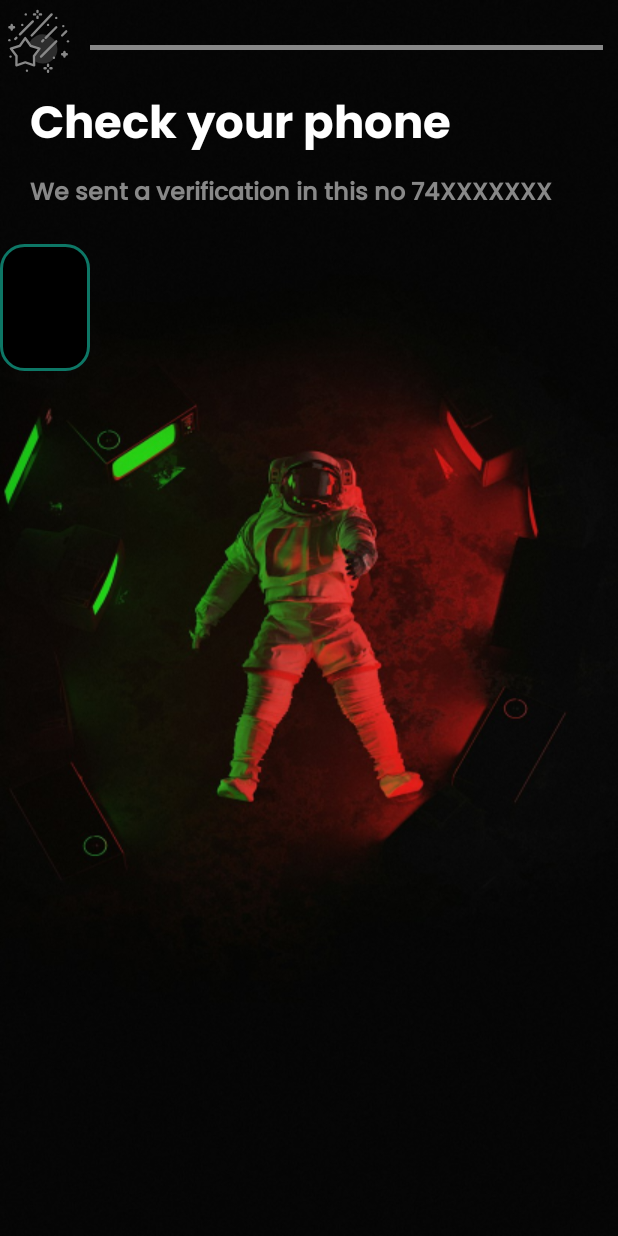
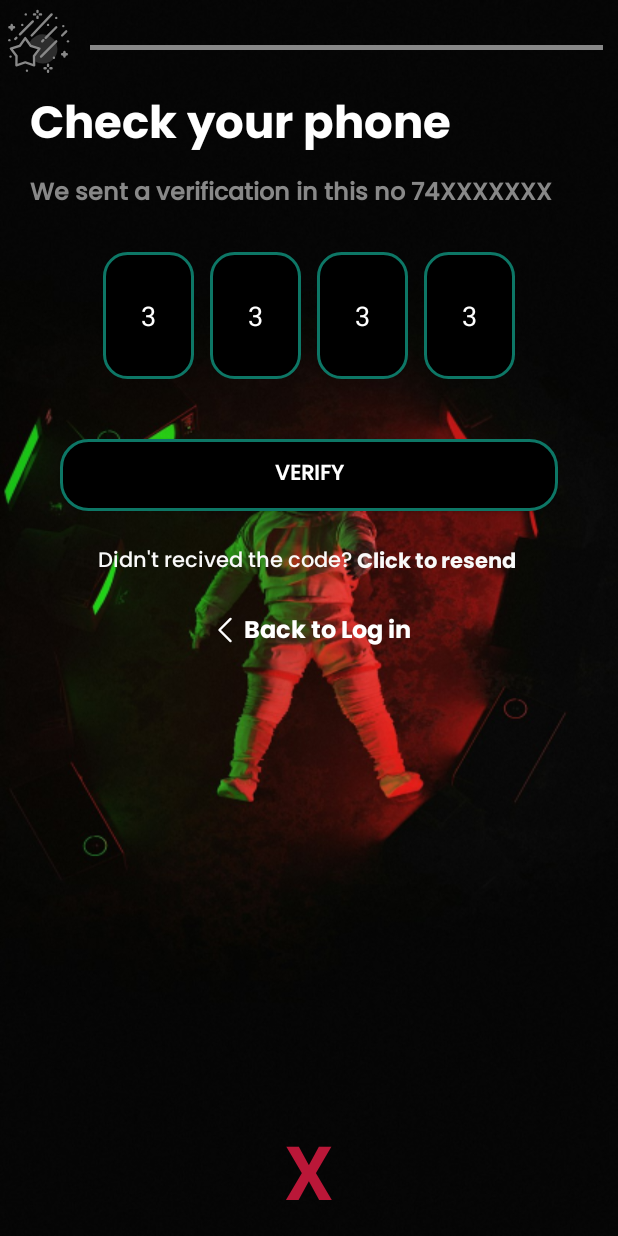
Before and after one commit to mrAyush1804/Spaceloginpageusingsqllite, an Android app: the MainActivity3 screen opened directly, with no data from a screen before it, on a phone screen of 412 x 824 dp. Run offline under Robolectric (Android 15) with nearby library versions, the phone set to English and light mode, and no system bars.

Commit message:
Otp Page

```diff
--- a/app/src/main/java/com/example/loginsingupwithotp/MainActivity2.kt
+++ b/app/src/main/java/com/example/loginsingupwithotp/MainActivity2.kt
@@ -1,6 +1,9 @@
 package com.example.loginsingupwithotp
 
+import android.annotation.SuppressLint
+import android.content.Intent
 import android.os.Bundle
+import android.widget.Button
 import androidx.activity.enableEdgeToEdge
 import androidx.appcompat.app.AppCompatActivity
 import androidx.core.content.ContextCompat
@@ -9,6 +12,7 @@ import androidx.core.view.WindowInsetsCompat
 
 @Suppress("DEPRECATION")
 class MainActivity2 : AppCompatActivity() {
+    @SuppressLint("MissingInflatedId")
     override fun onCreate(savedInstanceState: Bundle?) {
         window.statusBarColor=ContextCompat.getColor(this,R.color.black)
         super.onCreate(savedInstanceState)
@@ -19,5 +23,10 @@ class MainActivity2 : AppCompatActivity() {
             v.setPadding(systemBars.left, systemBars.top, systemBars.right, systemBars.bottom)
             insets
         }
+        val btnsingup = findViewById<Button>(R.id.singupButton_first)
+        btnsingup.setOnClickListener {
+            val intent= Intent(this, MainActivity3::class.java)
+            startActivity(intent)
+        }
     }
 }
--- a/app/src/main/java/com/example/loginsingupwithotp/MainActivity3.kt
+++ b/app/src/main/java/com/example/loginsingupwithotp/MainActivity3.kt
@@ -3,13 +3,16 @@ package com.example.loginsingupwithotp
 import android.os.Bundle
 import androidx.activity.enableEdgeToEdge
 import androidx.appcompat.app.AppCompatActivity
+import androidx.core.content.ContextCompat
 import androidx.core.view.ViewCompat
 import androidx.core.view.WindowInsetsCompat
 
+@Suppress("DEPRECATION")
 class MainActivity3 : AppCompatActivity() {
     override fun onCreate(savedInstanceState: Bundle?) {
+        window.statusBarColor = ContextCompat.getColor(this, R.color.black)
         super.onCreate(savedInstanceState)
-        enableEdgeToEdge()
+
         setContentView(R.layout.activity_main3)
         ViewCompat.setOnApplyWindowInsetsListener(findViewById(R.id.main)) { v, insets ->
             val systemBars = insets.getInsets(WindowInsetsCompat.Type.systemBars())
--- /dev/null
+++ b/app/src/main/res/drawable/arrow_left.xml
@@ -0,0 +1,13 @@
+<vector xmlns:android="http://schemas.android.com/apk/res/android"
+    android:width="24dp"
+    android:height="24dp"
+    android:viewportWidth="24"
+    android:viewportHeight="24">
+  <path
+      android:pathData="M15.5,19L8.5,12L15.5,5"
+      android:strokeLineJoin="round"
+      android:strokeWidth="1.5"
+      android:fillColor="#00000000"
+      android:strokeColor="#2F2D2C"
+      android:strokeLineCap="round"/>
+</vector>
--- a/app/src/main/res/layout/activity_main2.xml
+++ b/app/src/main/res/layout/activity_main2.xml
@@ -19,7 +19,7 @@
             android:layout_width="50dp"
             android:layout_height="50dp"
             android:src="@drawable/star__1_"
-            android:tint="@color/default_shape_inactive_color" />
+            app:tint="@color/default_shape_inactive_color" />
 
 
         <View
@@ -138,7 +138,7 @@
 
 
         <androidx.appcompat.widget.AppCompatButton
-            android:id="@+id/LoginButton_first"
+            android:id="@+id/singupButton_first"
             android:layout_width="match_parent"
             android:layout_height="wrap_content"
             android:layout_below="@id/edittext_password"
@@ -157,7 +157,7 @@
             android:id="@+id/lennear_first"
             android:layout_width="match_parent"
             android:layout_height="wrap_content"
-            android:layout_below="@id/LoginButton_first"
+            android:layout_below="@id/singupButton_first"
             android:layout_marginTop="30dp"
             android:gravity="center_horizontal"
             android:orientation="horizontal">
--- a/app/src/main/res/layout/activity_main3.xml
+++ b/app/src/main/res/layout/activity_main3.xml
@@ -8,21 +8,19 @@
     tools:context=".MainActivity3">
 
 
-
     <RelativeLayout
         android:layout_width="match_parent"
         android:layout_height="match_parent"
         android:background="@drawable/space3">
 
 
-
         <ImageView
             android:id="@+id/iamge_star"
             android:layout_width="50dp"
             android:layout_height="50dp"
+            android:layout_marginTop="3dp"
             android:src="@drawable/star__1_"
-            app:tint="@color/default_shape_inactive_color"
-            android:layout_marginTop="3dp"/>
+            app:tint="@color/default_shape_inactive_color" />
 
 
         <View
@@ -33,7 +31,6 @@
             android:layout_marginTop="30dp"
             android:layout_toRightOf="@id/iamge_star"
             android:background="@color/default_shape_inactive_color" />
-
 
 
         <TextView
@@ -65,23 +62,174 @@
 
 
         <RelativeLayout
+            android:id="@+id/relative_otp"
             android:layout_width="match_parent"
             android:layout_height="wrap_content"
             android:layout_below="@id/text_welocome"
+
+            android:layout_centerHorizontal="true"
+            android:layout_marginTop="25dp"
+            android:gravity="center_horizontal">
+
+            <EditText
+                android:id="@+id/otp1"
+                android:layout_width="wrap_content"
+                android:layout_height="wrap_content"
+                android:layout_marginHorizontal="5dp"
+                android:hint="3"
+                android:textColorHint="@color/white"
+                android:maxLength="1"
+                android:background="@drawable/otpboxdegin"
+                android:paddingHorizontal="25dp"
+                android:paddingVertical="30dp" />
+
+            <EditText
+                android:id="@+id/otp2"
+                android:layout_width="wrap_content"
+                android:layout_height="wrap_content"
+                android:layout_marginHorizontal="5dp"
+                android:layout_toRightOf="@id/otp1"
+                android:hint="3"
+                android:maxLength="1"
+                android:textColorHint="@color/white"
+                android:background="@drawable/otpboxdegin"
+                android:paddingHorizontal="25dp"
+                android:paddingVertical="30dp" />
+
+            <EditText
+                android:id="@+id/otp3"
+                android:layout_width="wrap_content"
+                android:layout_height="wrap_content"
+                android:layout_marginHorizontal="5dp"
+                android:layout_toRightOf="@id/otp2"
+                android:hint="3"
+                android:maxLength="1"
+                android:textColorHint="@color/white"
+                android:background="@drawable/otpboxdegin"
+                android:paddingHorizontal="25dp"
+                android:paddingVertical="30dp" />
+
+            <EditText
+                android:id="@+id/otp4"
+                android:layout_width="wrap_content"
+                android:layout_height="wrap_content"
+                android:layout_marginHorizontal="5dp"
+                android:layout_toRightOf="@id/otp3"
+                android:hint="3"
+                android:maxLength="1"
+                android:textColorHint="@color/white"
+                android:background="@drawable/otpboxdegin"
+                android:paddingHorizontal="25dp"
+                android:paddingVertical="30dp" />
+
+
+        </RelativeLayout>
+
+        <androidx.appcompat.widget.AppCompatButton
+            android:id="@+id/verify_first"
+            android:layout_width="match_parent"
+            android:layout_height="wrap_content"
+            android:layout_below="@id/relative_otp"
+            android:layout_centerHorizontal="true"
+            android:layout_marginHorizontal="40dp"
+            android:layout_marginTop="40dp"
+            android:background="@drawable/btndegin"
+            android:fontFamily="@font/poppins_medium"
+            android:paddingHorizontal="50dp"
+            android:text="verify"
+            android:textColor="@color/white"
+            android:textStyle="bold" />
+
+        <RelativeLayout
+            android:id="@+id/relative_click_to_resend"
+            android:layout_width="wrap_content"
+            android:layout_height="wrap_content"
+            android:layout_below="@id/verify_first"
+            android:gravity="center_horizontal"
+            android:layout_centerHorizontal="true"
             android:layout_marginTop="20dp">
 
-            <EditText
+            <TextView
+                android:id="@+id/dint_recive_otp"
                 android:layout_width="wrap_content"
                 android:layout_height="wrap_content"
-                android:paddingHorizontal="30dp"
-                android:paddingVertical="30dp"
-                android:background="@drawable/otpboxdegin"/>
+                android:layout_marginTop="2dp"
+                android:fontFamily="@font/poppins_medium"
+                android:text="Didn't recived the code? "
+                android:textColor="@color/edit_tv_color" />
+
+
+            <TextView
+                android:id="@+id/click_to_resnd"
+                android:layout_width="wrap_content"
+                android:layout_height="wrap_content"
+                android:layout_centerHorizontal="true"
+                android:layout_marginTop="2dp"
+                android:layout_toRightOf="@id/dint_recive_otp"
+                android:fontFamily="@font/poppin_bold"
+                android:text="Click to resend "
+                android:textColor="@color/edit_tv_color" />
+
+
+
+
+
+
+        </RelativeLayout>
+
+        <RelativeLayout
+
+            android:layout_width="wrap_content"
+            android:layout_height="wrap_content"
+            android:layout_below="@id/relative_click_to_resend"
+            android:layout_marginTop="20dp"
+            android:layout_centerHorizontal="true">
+
+
+
+
+
+            <ImageView
+                android:id="@+id/arrow"
+                android:layout_width="25dp"
+                android:layout_height="25dp"
+                android:src="@drawable/arrow_left"
+                app:tint="@color/white" />
+
+            <TextView
+                android:layout_width="wrap_content"
+                android:layout_height="wrap_content"
+                android:text="Back to Log in"
+                android:textSize="16sp"
+                android:textColor="@color/white"
+                android:fontFamily="@font/poppin_bold"
+                android:layout_toRightOf="@id/arrow"/>
+
+
+
+
+
 
 
 
         </RelativeLayout>
 
 
+
+        <TextView
+            android:layout_width="wrap_content"
+            android:layout_height="wrap_content"
+            android:layout_alignParentBottom="true"
+            android:layout_marginBottom="10dp"
+            android:text="X"
+            android:layout_centerHorizontal="true"
+            android:textColor="@color/red"
+            android:textSize="50sp"
+            android:textStyle="bold" />
+
+
+
+
     </RelativeLayout>
 
 </LinearLayout>
```
